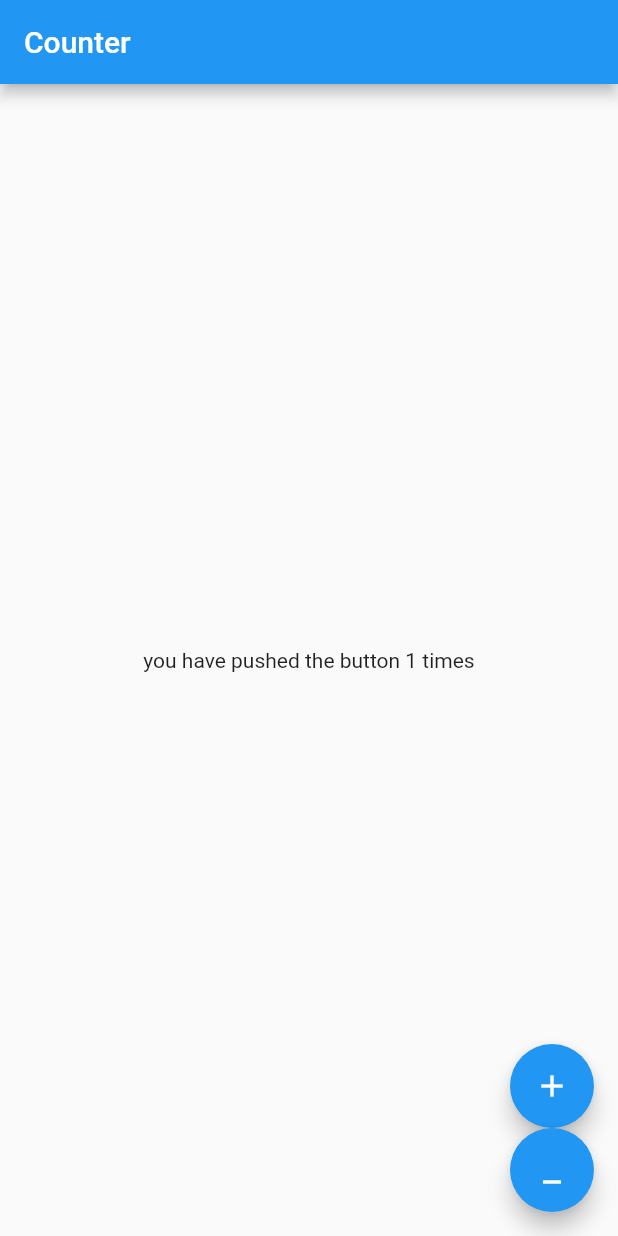
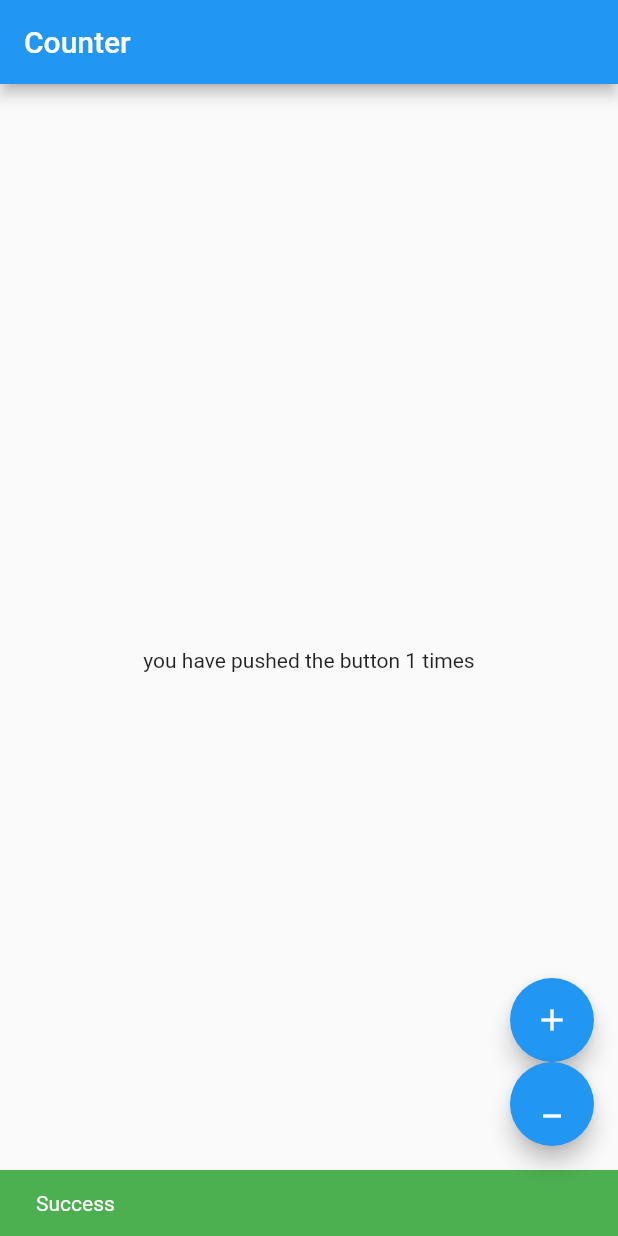
Before and after one commit to hossam1244/bloc_pattern_examples, a Flutter app: the screen it shows after launch, after a tap on the "add" icon, on a phone screen of 412 x 824 dp. Run offline on Flutter 3.47's test engine with Material 2 defaults, Android fonts, the phone set to English and light mode, and no system bars; our stand-ins replace flutter_bloc.

Commit message:
added bloc listener to counter page

```diff
--- a/lib/counter_bloc/counter_page.dart
+++ b/lib/counter_bloc/counter_page.dart
@@ -9,6 +9,10 @@ class CounterPage extends StatelessWidget {
    *  Bloc Builder handles building a widget in resposne to bloc states
    *  <the bloc i'm dealing with, the incoming states>
    *
+   *
+   *  Bloc listener handles doing stuff in response to state changes, it's better to use
+   *  bloc listener for things u wanna do only once like Toast, snackBar, dialogs
+   *
    */
 
   @override
@@ -18,10 +22,28 @@ class CounterPage extends StatelessWidget {
       appBar: AppBar(
         title: const Text('Counter'),
       ),
-      body: Center(
-        child: BlocBuilder<CounterBloc, int>(builder: (context, state) {
-          return Text('you have pushed the button $state times');
-        }),
+      body: Column(
+        mainAxisAlignment: MainAxisAlignment.center,
+        children: [
+          Center(
+            child: BlocBuilder<CounterBloc, int>(builder: (context, state) {
+              return Text('you have pushed the button $state times');
+            }),
+          ),
+          BlocListener<CounterBloc, int>(
+            listener: (context, state) {
+              ScaffoldMessenger.of(context)
+                ..hideCurrentMaterialBanner()
+                ..showSnackBar(
+                  const SnackBar(
+                    backgroundColor: Colors.green,
+                    content: Text('Success'),
+                  ),
+                );
+            },
+            child: Container(),
+          )
+        ],
       ),
       floatingActionButton: Column(
         mainAxisAlignment: MainAxisAlignment.end,
```
